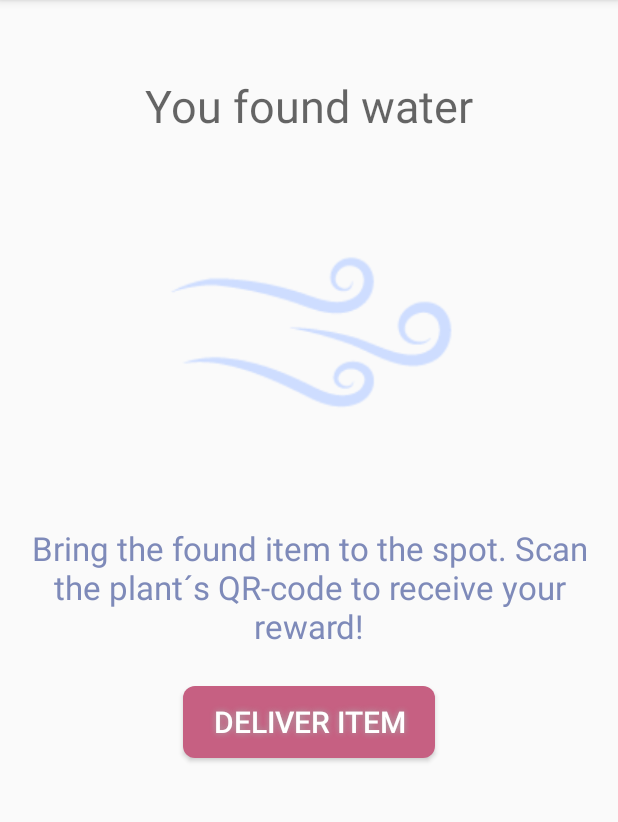
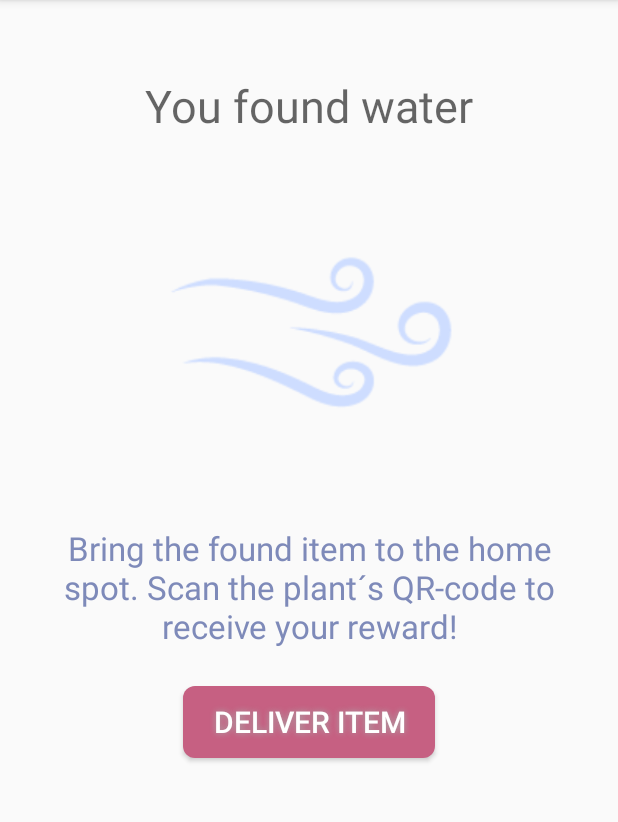
Before and after one commit to lstenstadvold/Pfi3_Group1_FinalProject_Version2, an Android app: the fragment TreasureFragment shown on its own in the app's theme, on a phone screen of 412 x 824 dp, the part 84-906 px from its top. Run offline under Robolectric (Android 15) with nearby library versions, the phone set to English and light mode, and no system bars; libraries missing offline, so code that uses them is left out: com.firebase.client; 4 statements that could not run were skipped.

Commit message:
Small changes, add to backstack for TreasureFragment and FinalFragment

```diff
--- a/app/src/main/java/idk14/pfi3_finalproject_group1/StartFragment.java
+++ b/app/src/main/java/idk14/pfi3_finalproject_group1/StartFragment.java
@@ -120,6 +120,7 @@ public class StartFragment extends Fragment implements View.OnClickListener {
                     FragmentManager fm = getFragmentManager();
                     FragmentTransaction ft = fm.beginTransaction();
                     ft.replace(R.id.main_layout, new TreasureFragment());
+                    ft.addToBackStack(null);
                     ft.commit();
 
                     // doesn't open up the TreasureFragment if the value at treasureLocation is 0
--- a/app/src/main/java/idk14/pfi3_finalproject_group1/TreasureFragment.java
+++ b/app/src/main/java/idk14/pfi3_finalproject_group1/TreasureFragment.java
@@ -92,6 +92,7 @@ public class TreasureFragment extends Fragment implements View.OnClickListener {
                 FragmentManager fm = getFragmentManager();
                 FragmentTransaction ft = fm.beginTransaction();
                 ft.replace(R.id.main_layout, new FinalFragment());
+                ft.addToBackStack(null);
                 ft.commit();
 
             }else{
--- a/app/src/main/res/values/strings.xml
+++ b/app/src/main/res/values/strings.xml
@@ -4,7 +4,7 @@
     <string name="hello_world">Hello world!</string>
     <string name="action_settings">Settings</string>
 
-<!-- TODO: Remove or change this placeholder text -->
+
     <string name="hello_blank_fragment">Hello blank fragment</string>
     <string name="map">Map</string>
     <string name="HowToPlay">How To Play</string>
@@ -18,7 +18,7 @@
     <string name="ActivCodes">Next</string>
     <string name="End">Let´s Play!</string>
     <string name="empty_message">This treasure spot was empty! \nTry scanning at another treasure spot.</string>
-    <string name="treasure_description">Bring the found item to the spot. Scan the plant´s QR-code to receive your reward!</string>
+    <string name="treasure_description">Bring the found item to the home spot. Scan the plant´s QR-code to receive your reward!</string>
     <string name="no_connection_message">Could not connect. \nCheck your internet settings and try again.</string>
     <string name="wrong_scan">You have no treasure! Go scan a treasure spot and bring back a treasure.</string>
 
```
